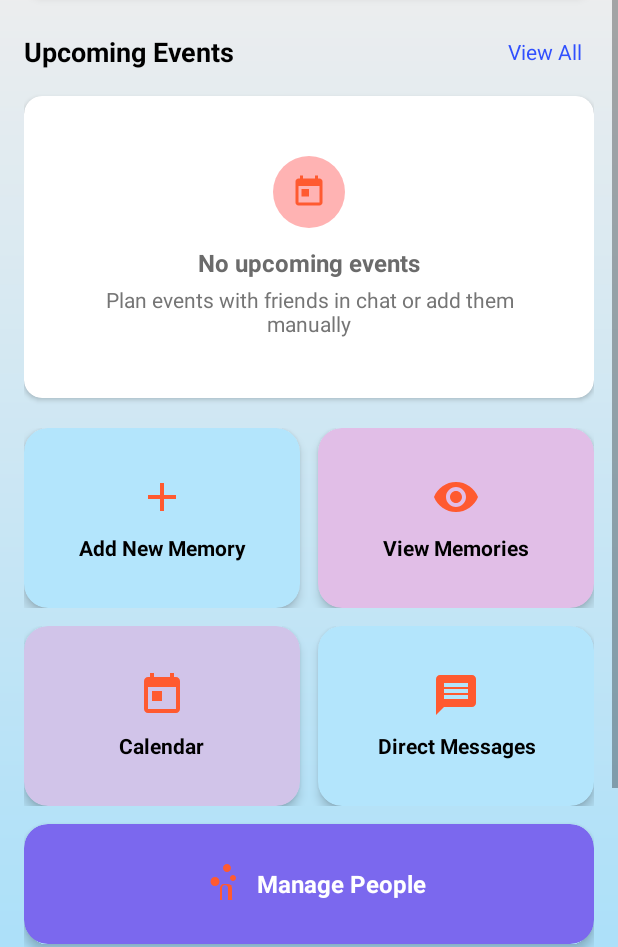
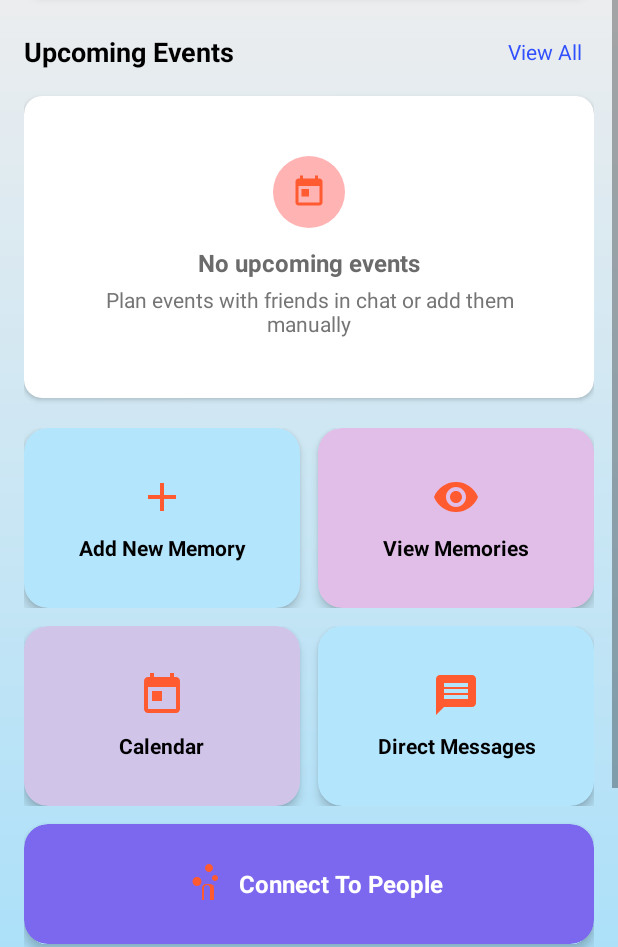
Before and after one commit to Ailover123/NAMED-MEMORIES, an Android app built with Jetpack Compose: the HomeActivity screen opened directly, with no data from a screen before it, on a phone screen of 412 x 824 dp, the part 289-1236 px from its top. Run offline under Robolectric (Android 15) with nearby library versions, the phone set to English and light mode, and no system bars; our stand-ins replace Firebase (no records; nobody signed in at launch, a user with empty details on screens opened directly); 1 statement that could not run was skipped.

Commit message:
Day 8 :  5.strings updated

```diff
--- a/app/src/main/res/values/strings.xml
+++ b/app/src/main/res/values/strings.xml
@@ -29,7 +29,7 @@
     <string name="no_events">No Events</string>
     <string name="calendar">Calendar</string>
     <string name="messages">Messages</string>
-    <string name="manage_people">Manage People</string>
+    <string name="manage_people">Connect To People</string>
     <string name="memories">Memories</string>
     <string name="day_streak">Day Streak</string>
     <string name="people">People</string>
```
